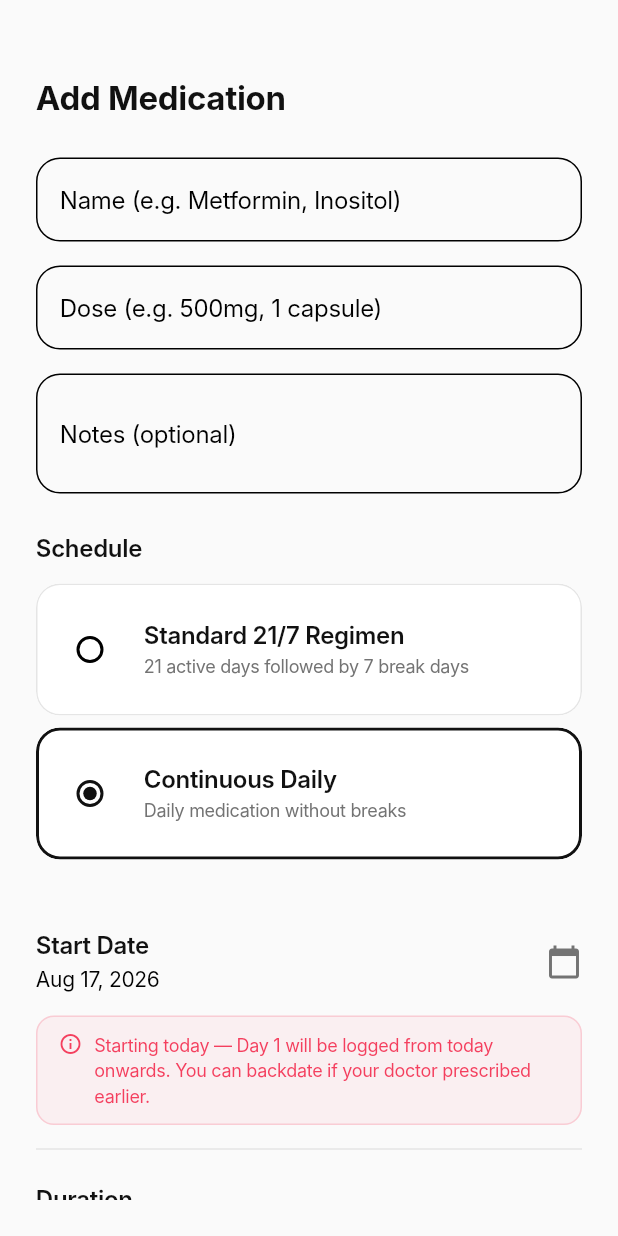
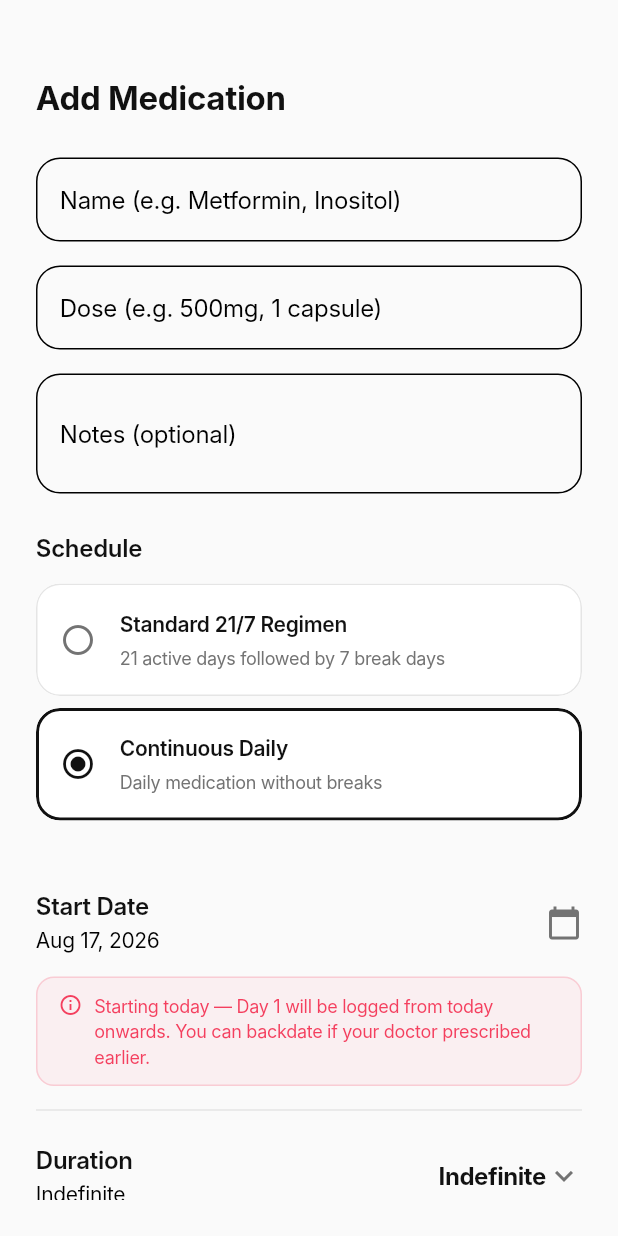
Before and after one commit to Susmita-Dey/ila_app, a Flutter app: the RoutineSetupSheet widget shown alone on an empty page, opened directly, after a tap on "Continuous Daily", on a phone screen of 412 x 824 dp. Run offline on Flutter 3.47's test engine with Material 3 defaults, Android fonts, the phone set to English and light mode, and no system bars; our stand-ins replace awesome_snackbar_content, device_info_plus, drift, file_picker, flutter_animate, flutter_local_notifications and 9 more; missing offline and left inert: encrypt, pointycastle; accounts and stored records are empty; generated files the repository leaves out were written again; Roboto replaces fonts that are missing (Inter).

Commit message:
feat: implement routine setup sheet UI for creating and editing medication schedules

```diff
--- a/lib/features/routines/presentation/routine_setup_sheet.dart
+++ b/lib/features/routines/presentation/routine_setup_sheet.dart
@@ -409,19 +409,41 @@ class _RoutineSetupSheetState extends ConsumerState<RoutineSetupSheet> {
           ),
         ),
         clipBehavior: Clip.antiAlias,
-        child: RadioListTile<String>(
-        title: Text(title,
-            style: const TextStyle(fontWeight: FontWeight.w600, color: AppColors.deepInk)),
-        subtitle: Text(subtitle,
-            style: const TextStyle(color: AppColors.mutedSage, fontSize: 12)),
-        value: value,
-        groupValue: _selectedRegimen,
-        onChanged: (val) {
-          if (val != null) setState(() => _selectedRegimen = val);
-        },
-        activeColor: AppColors.deepInk,
-        contentPadding: const EdgeInsets.symmetric(horizontal: 16, vertical: 8),
-      ),
+        child: InkWell(
+          onTap: () {
+            setState(() => _selectedRegimen = value);
+          },
+          child: Padding(
+            padding: const EdgeInsets.symmetric(horizontal: 16, vertical: 16),
+            child: Row(
+              children: [
+                Icon(
+                  _selectedRegimen == value
+                      ? Icons.radio_button_checked
+                      : Icons.radio_button_unchecked,
+                  color: _selectedRegimen == value ? AppColors.deepInk : AppColors.mutedSage,
+                ),
+                const SizedBox(width: 16),
+                Expanded(
+                  child: Column(
+                    crossAxisAlignment: CrossAxisAlignment.start,
+                    children: [
+                      Text(
+                        title,
+                        style: const TextStyle(fontWeight: FontWeight.w600, color: AppColors.deepInk),
+                      ),
+                      const SizedBox(height: 4),
+                      Text(
+                        subtitle,
+                        style: const TextStyle(color: AppColors.mutedSage, fontSize: 12),
+                      ),
+                    ],
+                  ),
+                ),
+              ],
+            ),
+          ),
+        ),
       ),
     );
   }
--- a/lib/main.dart
+++ b/lib/main.dart
@@ -80,9 +80,6 @@ class _ImyraAppState extends ConsumerState<ImyraApp> with WidgetsBindingObserver
   bool _isAuthenticating = false;
 
   DateTime? _backgroundedTime;
-  bool _appLockEnabled = false;
-  // Tracks whether onboarding is done so we don't trigger biometrics mid-flow.
-  bool _hasOnboarded = false;
 
   @override
   void initState() {
@@ -96,10 +93,6 @@ class _ImyraAppState extends ConsumerState<ImyraApp> with WidgetsBindingObserver
     final isLocked = prefs.getBool('app_lock_enabled') ?? false;
     final hasOnboarded = prefs.getBool('has_onboarded') ?? false;
     if (!mounted) return;
-    setState(() {
-      _appLockEnabled = isLocked;
-      _hasOnboarded = hasOnboarded;
-    });
 
     // Only prompt biometrics if onboarding is complete; never lock mid-onboarding.
     if (isLocked && hasOnboarded) {
@@ -126,7 +119,18 @@ class _ImyraAppState extends ConsumerState<ImyraApp> with WidgetsBindingObserver
     if (mounted) {
       setState(() {
         _obscureUI = !success;
-        _isAuthenticating = false;
+      });
+
+      // Delay resetting the authenticating flag by 500ms.
+      // This absorbs any rogue AppLifecycleState.inactive events that the OS
+      // might fire while dismissing the native biometric prompt window,
+      // preventing the app from instantly locking itself again.
+      Future.delayed(const Duration(milliseconds: 500), () {
+        if (mounted) {
+          setState(() {
+            _isAuthenticating = false;
+          });
+        }
       });
     }
   }
```
Also changed, not shown: 2 other files.
